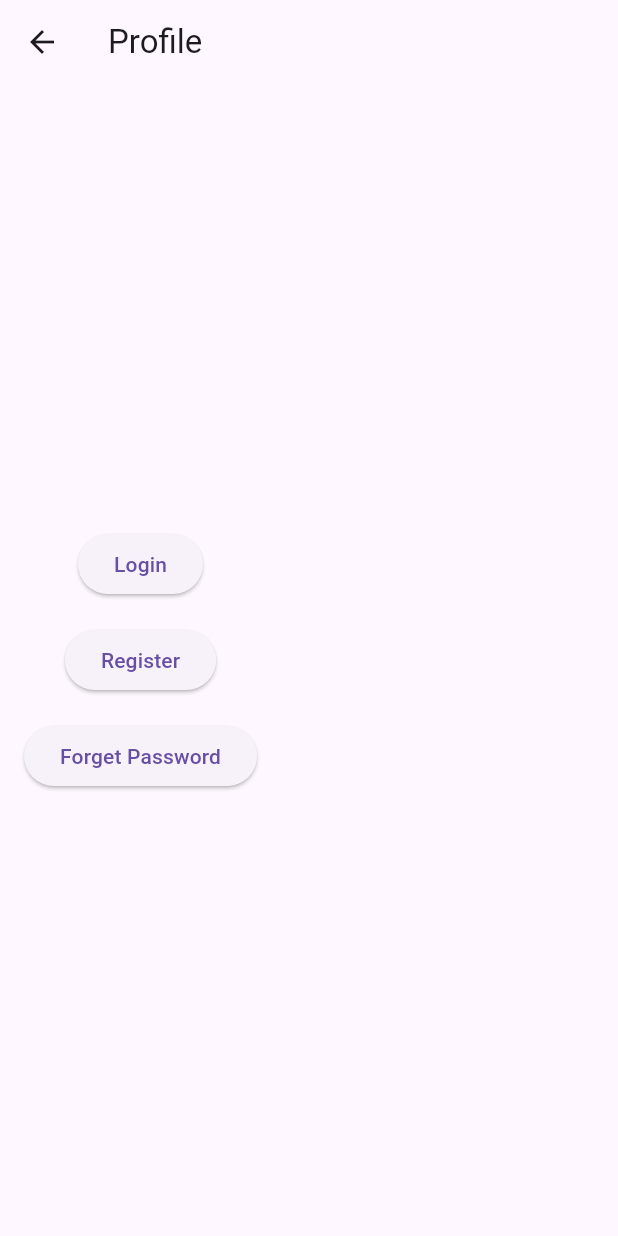
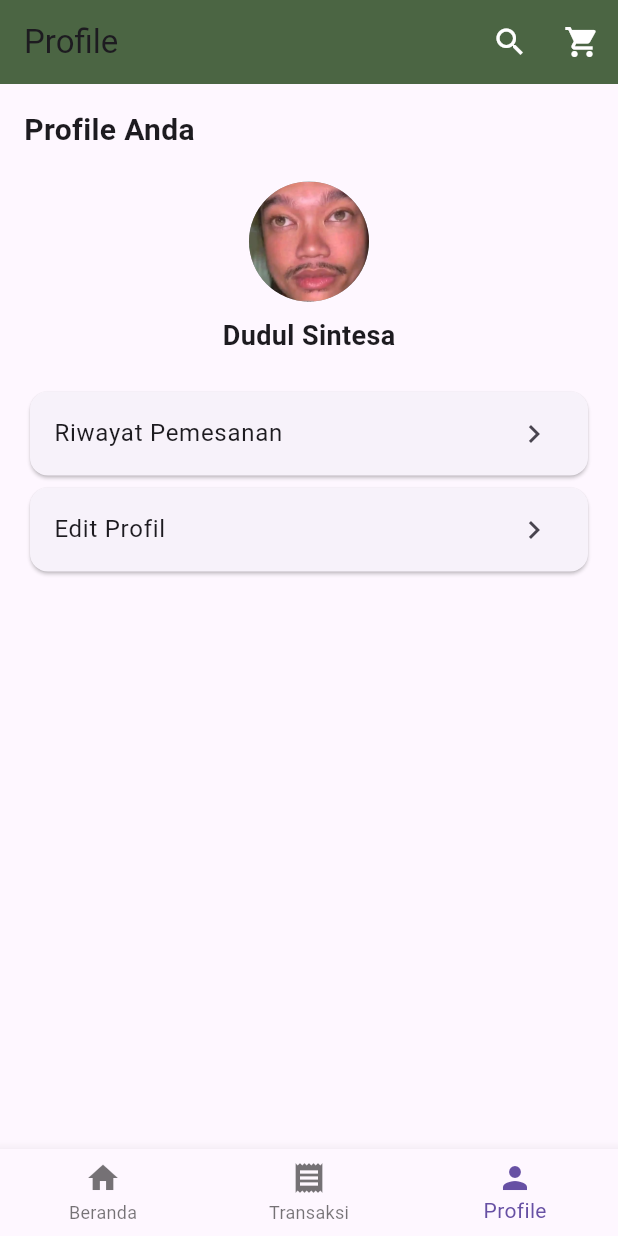
Before and after one commit to Rasendriya-A/PROVIST3, a Flutter app: the screen it shows after launch, item 3 of the bottom bar chosen, on a phone screen of 412 x 824 dp. Run offline on Flutter 3.47's test engine with Material 3 defaults, Android fonts, the phone set to English and light mode, and no system bars; network calls fail.

Commit message:
udah sampe profile user tinggal jekdem

```diff
--- a/provis_tugas_3/lib/screens/auth/auth_service.dart
+++ b/provis_tugas_3/lib/screens/auth/auth_service.dart
@@ -1,7 +1,7 @@
 // lib/screens/auth/auth_service.dart
 
 import 'package:provis_tugas_3/models/user_model.dart';
-import 'package:provis_tugas_3/services/mock_user_data.dart';
+import 'package:provis_tugas_3/screens/profile/services/mock_user_data.dart';
 
 class AuthService {
   // Fungsi login untuk mencocokkan email dan password dengan data mock
--- a/provis_tugas_3/lib/screens/auth/change_password_page.dart
+++ b/provis_tugas_3/lib/screens/auth/change_password_page.dart
@@ -2,7 +2,7 @@ import 'package:flutter/material.dart';
 import 'package:provis_tugas_3/utils/app_colors.dart';
 import 'package:provis_tugas_3/utils/app_text_styles.dart';
 import 'package:provis_tugas_3/models/user_model.dart';
-import 'package:provis_tugas_3/services/mock_user_data.dart';
+import 'package:provis_tugas_3/screens/profile/services/mock_user_data.dart';
 
 class ChangePasswordPage extends StatefulWidget {
   final String email; // Menambahkan email untuk mengidentifikasi pengguna
--- a/provis_tugas_3/lib/screens/auth/register_page.dart
+++ b/provis_tugas_3/lib/screens/auth/register_page.dart
@@ -2,7 +2,7 @@ import 'package:flutter/material.dart';
 import 'package:provis_tugas_3/utils/app_colors.dart';
 import 'package:provis_tugas_3/utils/app_text_styles.dart';
 import 'package:provis_tugas_3/models/user_model.dart';
-import 'package:provis_tugas_3/services/mock_user_data.dart'; // Untuk mock data
+import 'package:provis_tugas_3/screens/profile/services/mock_user_data.dart'; // Untuk mock data
 
 class RegisterPage extends StatefulWidget {
   const RegisterPage({super.key});
--- a/provis_tugas_3/lib/screens/home/home_page.dart
+++ b/provis_tugas_3/lib/screens/home/home_page.dart
@@ -6,7 +6,8 @@ import 'package:provis_tugas_3/utils/constants.dart';
 import 'package:provis_tugas_3/widgets/recommended_item.dart';
 import 'package:provis_tugas_3/widgets/category_item.dart';
 import 'package:provis_tugas_3/widgets/horizontal_product_list.dart';
-import 'package:provis_tugas_3/screens/profile/profile_page.dart';
+// import 'package:provis_tugas_3/screens/profile/profile_page.dart'; // hubungkan ke alur ketika sudah beres smw
+import 'package:provis_tugas_3/screens/profile/pf_user/profile_screen.dart';
 import 'package:provis_tugas_3/screens/product/browse.dart';
 
 
@@ -180,7 +181,7 @@ class HomePage extends StatelessWidget {
           if (index == 2) { // Jika tombol Profile ditekan (index 2)
             Navigator.push(
               context,
-              MaterialPageRoute(builder: (context) => const ProfilePage()),
+              MaterialPageRoute(builder: (context) => const ProfileScreen()),
             );
           }
         },
--- /dev/null
+++ b/provis_tugas_3/lib/screens/profile/pf_user/profile_screen.dart
@@ -0,0 +1,112 @@
+import 'package:flutter/material.dart';
+import 'edit_profile_screen.dart';
+// import 'transaction_screen.dart';
+import 'package:provis_tugas_3/screens/home/home_page.dart';
+
+class ProfileScreen extends StatelessWidget {
+  const ProfileScreen({Key? key}) : super(key: key);
+
+  @override
+  Widget build(BuildContext context) {
+    return Scaffold(
+      appBar: AppBar(
+        backgroundColor: const Color(0xFF4B6543),
+        title: const Text('Profile'),
+        actions: const [
+          IconButton(
+            icon: Icon(Icons.search, color: Colors.white),
+            onPressed: null,
+          ),
+          IconButton(
+            icon: Icon(Icons.shopping_cart, color: Colors.white),
+            onPressed: null,
+          ),
+        ],
+        automaticallyImplyLeading: false,
+      ),
+      body: Padding(
+        padding: const EdgeInsets.all(16.0),
+        child: Column(
+          crossAxisAlignment: CrossAxisAlignment.start,
+          children: [
+            const Text(
+              'Profile Anda',
+              style: TextStyle(
+                fontSize: 20,
+                fontWeight: FontWeight.bold,
+              ),
+            ),
+            const SizedBox(height: 20),
+            Center(
+              child: Column(
+                children: [
+                  const CircleAvatar(
+                    radius: 40,
+                    backgroundColor: Colors.grey,
+                    // Use NetworkImage or AssetImage for actual implementation
+                    backgroundImage: AssetImage('assets/images/items/profile_image.jpg'),
+                  ),
+                  const SizedBox(height: 10),
+                  const Text(
+                    'Dudul Sintesa',
+                    style: TextStyle(
+                      fontSize: 18,
+                      fontWeight: FontWeight.bold,
+                    ),
+                  ),
+                ],
+              ),
+            ),
+            const SizedBox(height: 20),
+            Card(
+              child: ListTile(
+                title: const Text('Riwayat Pemesanan'),
+                trailing: const Icon(Icons.chevron_right),
+                onTap: () {},
+              ),
+            ),
+            Card(
+              child: ListTile(
+                title: const Text('Edit Profil'),
+                trailing: const Icon(Icons.chevron_right),
+                onTap: () {
+                  Navigator.push(
+                    context,
+                    MaterialPageRoute(builder: (context) => const EditProfileScreen()),
+                  );
+                },
+              ),
+            ),
+          ],
+        ),
+      ),
+      bottomNavigationBar: BottomNavigationBar(
+        currentIndex: 2,
+        onTap: (index) {
+          if (index == 0) {
+            Navigator.pop(context);
+          } else if (index == 1) {
+            Navigator.pushReplacement(
+              context,
+              MaterialPageRoute(builder: (context) => const HomePage()),
+            );
+          }
+        },
+        items: const [
+          BottomNavigationBarItem(
+            icon: Icon(Icons.home),
+            label: 'Beranda',
+          ),
+          BottomNavigationBarItem(
+            icon: Icon(Icons.receipt),
+            label: 'Transaksi',
+          ),
+          BottomNavigationBarItem(
+            icon: Icon(Icons.person),
+            label: 'Profile',
+          ),
+        ],
+      ),
+    );
+  }
+}
--- a/provis_tugas_3/pubspec.yaml
+++ b/provis_tugas_3/pubspec.yaml
@@ -105,3 +105,4 @@ flutter:
     - assets/images/items/tenda_4.jpg
     - assets/images/items/tenda_5.jpg
     - assets/images/items/tenda_6.jpg
+    - assets/images/items/profile_image.jpg
```
Also changed, not shown: provis_tugas_3/lib/screens/profile/pf_user/edit_profile_screen.dart (added, +143 -0 lines), provis_tugas_3/assets/images/items/profile_image.jpg (added), provis_tugas_3/lib/screens/profile/services/mock_user_data.dart (renamed from provis_tugas_3/lib/services/mock_user_data.dart).
